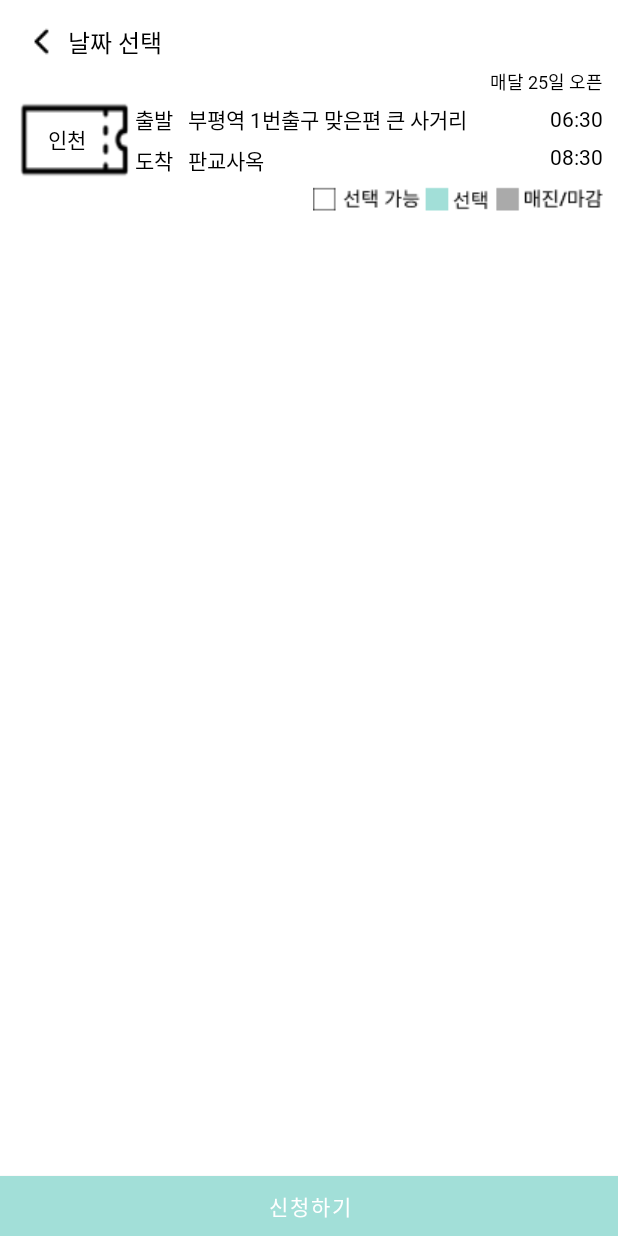
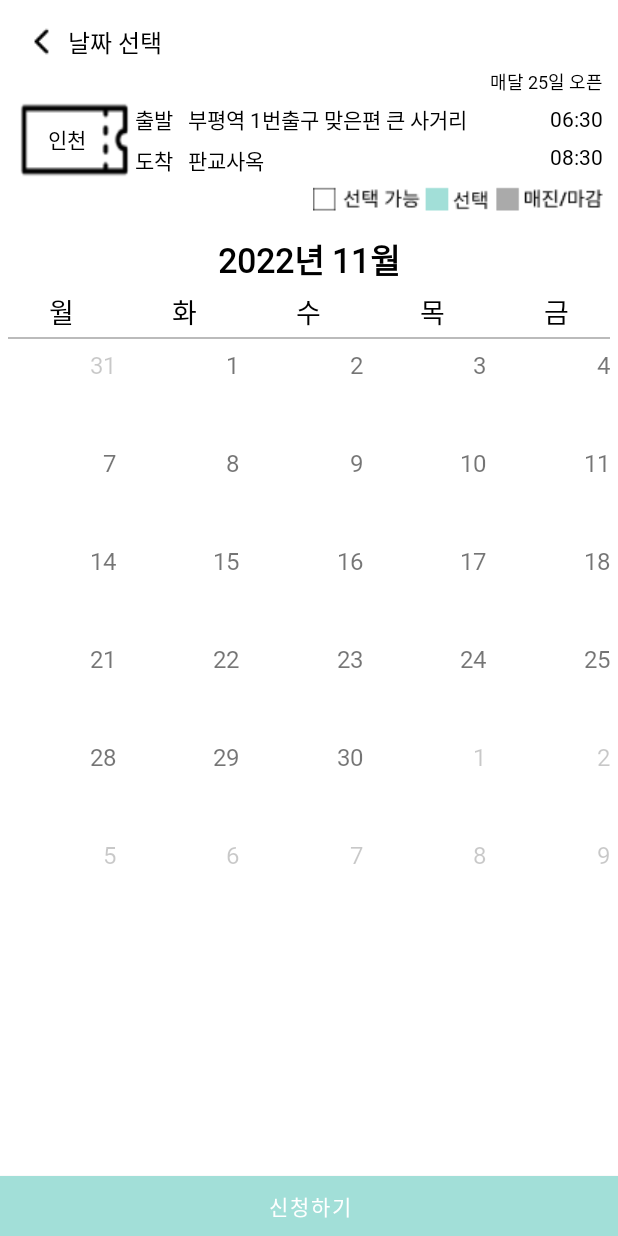
Before and after one commit to HalloKity/DIGICO_Bus, an Android app: the fragment CommuteCalendarChoiceFragment shown on its own in the app's theme, on a phone screen of 412 x 824 dp. Run offline under Robolectric (Android 15) with nearby library versions, the phone set to English and light mode, and no system bars.

Commit message:
[HJ] feat : 통근버스3 - 캘린더 페이지 생성

```diff
--- a/DigicoBus/app/build.gradle
+++ b/DigicoBus/app/build.gradle
@@ -1,6 +1,7 @@
 plugins {
     id 'com.android.application'
     id 'org.jetbrains.kotlin.android'
+    id 'kotlin-android-extensions'
 }
 
 android {
--- /dev/null
+++ b/DigicoBus/app/src/main/java/com/kt/digicobus/adapter/DayAdapter.kt
@@ -0,0 +1,46 @@
+package com.kt.digicobus.adapter
+
+import android.graphics.Color
+import android.view.LayoutInflater
+import android.view.View
+import android.view.ViewGroup
+import android.widget.Toast
+import androidx.core.view.isInvisible
+import androidx.core.view.isVisible
+import androidx.recyclerview.widget.RecyclerView
+import com.kt.digicobus.R
+import kotlinx.android.synthetic.main.list_item_day.view.*
+import java.util.*
+
+
+class DayAdapter(val tempMonth:Int, val dayList: MutableList<Date>): RecyclerView.Adapter<DayAdapter.DayView>() {
+    val ROW = 6
+
+    inner class DayView(val layout: View): RecyclerView.ViewHolder(layout)
+
+    override fun onCreateViewHolder(parent: ViewGroup, viewType: Int): DayView {
+        var view = LayoutInflater.from(parent.context).inflate(R.layout.list_item_day, parent, false)
+        return DayView(view)
+    }
+
+    override fun onBindViewHolder(holder: DayView, position: Int) {
+        holder.layout.item_day_layout.setOnClickListener {
+            Toast.makeText(holder.layout.context, "${dayList[position]}", Toast.LENGTH_SHORT).show()
+        }
+        holder.layout.item_day_text.text = dayList[position].date.toString()
+
+//        holder.layout.item_day_text.setTextColor(when(position % 7) {
+//            0 -> Color.RED
+//            6 -> Color.BLUE
+//            else -> Color.BLACK
+//        })
+
+        if(tempMonth != dayList[position].month) {
+            holder.layout.item_day_text.alpha = 0.4f
+        }
+    }
+
+    override fun getItemCount(): Int {
+        return ROW * 5
+    }
+}
--- /dev/null
+++ b/DigicoBus/app/src/main/java/com/kt/digicobus/adapter/MonthAdapter.kt
@@ -0,0 +1,66 @@
+package com.kt.digicobus.adapter
+
+import android.view.LayoutInflater
+import android.view.View
+import android.view.ViewGroup
+import androidx.recyclerview.widget.GridLayoutManager
+import androidx.recyclerview.widget.RecyclerView
+import com.kt.digicobus.R
+import kotlinx.android.synthetic.main.list_item_month.view.*
+import java.util.*
+
+class MonthAdapter: RecyclerView.Adapter<MonthAdapter.MonthView>() {
+    val center = Int.MAX_VALUE / 2
+    private var calendar = Calendar.getInstance()
+
+    inner class MonthView(val layout: View): RecyclerView.ViewHolder(layout)
+
+    override fun onCreateViewHolder(parent: ViewGroup, viewType: Int): MonthView {
+        val view = LayoutInflater.from(parent.context).inflate(R.layout.list_item_month, parent, false)
+        return MonthView(view)
+    }
+
+    override fun onBindViewHolder(holder: MonthView, position: Int) {
+        //현재 날짜로 초기화
+        calendar.time = Date()
+        //월의 1일로 이동
+        calendar.set(Calendar.DAY_OF_MONTH, 1)
+        //add로 월단위로 'position-center'만큼 이동
+        calendar.add(Calendar.MONTH, position - center)
+        holder.layout.item_month_text.text = "${calendar.get(Calendar.YEAR)}년 ${calendar.get(Calendar.MONTH) + 1}월"
+        //현재월 저장
+        val tempMonth = calendar.get(Calendar.MONTH)
+
+        var dayList: MutableList<Date> = MutableList(6*7){ Date() }
+
+        for(i in 0..5) {
+            for(k in 0..6) {
+                calendar.add(Calendar.DAY_OF_MONTH, (1-calendar.get(Calendar.DAY_OF_WEEK)) + k)
+                dayList[i * 7 + k] = calendar.time
+            }
+            calendar.add(Calendar.WEEK_OF_MONTH, 1)
+        }
+
+        var dayListNoWeek: MutableList<Date> = mutableListOf()
+        println("dayWithWeek : ${dayList.size}")
+        for(i in 0 until dayList.count()){
+            if(i%7 != 0 && i%7 != 6){
+                dayListNoWeek.add(dayList[i])
+            }
+        }
+        println("dayNoWeek : ${dayListNoWeek.size}")
+
+
+        val dayListManager = GridLayoutManager(holder.layout.context, 5)
+        val dayListAdapter = DayAdapter(tempMonth, dayListNoWeek)
+
+        holder.layout.item_month_day_list.apply {
+            layoutManager = dayListManager
+            adapter = dayListAdapter
+        }
+    }
+
+    override fun getItemCount(): Int {
+        return Int.MAX_VALUE
+    }
+}
--- a/DigicoBus/app/src/main/java/com/kt/digicobus/data/data.kt
+++ b/DigicoBus/app/src/main/java/com/kt/digicobus/data/data.kt
@@ -35,6 +35,6 @@ class data{
         var busStopList = mutableListOf<BusStopContent>()
 
         // login
-        val userList = mutableListOf(User("10150000", "1234"))
+        val userList = mutableListOf(User("10150000", "1234"),User("1","1"))
     }
 }
--- a/DigicoBus/app/src/main/java/com/kt/digicobus/fragment/commute/CommuteBusChoiceFragment.kt
+++ b/DigicoBus/app/src/main/java/com/kt/digicobus/fragment/commute/CommuteBusChoiceFragment.kt
@@ -51,6 +51,11 @@ class CommuteBusChoiceFragment : Fragment() {
             container?.findNavController()?.navigate(R.id.action_CommuteBusChoiceFragment_to_CommuteMainFragment)
         }
 
+        //날짜 확인하기
+        binding.btnReserve.setOnClickListener{
+            container?.findNavController()?.navigate(R.id.action_CommuteBusChoiceFragment_to_CommuteCalendarChoiceFragment)
+        }
+
         return binding.root
     }
 
--- a/DigicoBus/app/src/main/java/com/kt/digicobus/fragment/commute/CommuteCalendarChoiceFragment.kt
+++ b/DigicoBus/app/src/main/java/com/kt/digicobus/fragment/commute/CommuteCalendarChoiceFragment.kt
@@ -7,7 +7,10 @@ import android.view.LayoutInflater
 import android.view.View
 import android.view.ViewGroup
 import android.widget.ArrayAdapter
+import androidx.recyclerview.widget.LinearLayoutManager
+import androidx.recyclerview.widget.PagerSnapHelper
 import com.kt.digicobus.R
+import com.kt.digicobus.adapter.MonthAdapter
 import com.kt.digicobus.databinding.FragmentCommuteBinding
 import com.kt.digicobus.databinding.FragmentCommuteBusChoiceBinding
 import com.kt.digicobus.databinding.FragmentCommuteCalendarChoiceBinding
@@ -29,7 +32,27 @@ class CommuteCalendarChoiceFragment : Fragment() {
     ): View? {
         binding = FragmentCommuteCalendarChoiceBinding.inflate(layoutInflater)
 
+        //캘린더 뼈대
+        makeCalendar()
+
         return binding.root
     }
 
+    private fun makeCalendar() {
+        val monthListManager = LinearLayoutManager(ctx, LinearLayoutManager.HORIZONTAL, false)
+        val monthListAdapter = MonthAdapter()
+
+        binding.calendarCustom.apply {
+            layoutManager = monthListManager
+            adapter = monthListAdapter
+            // scrollToPosition은 리스트를 item의 위치를 지정한 곳에서 시작한다.
+            // 해당 위치에서 리스트를 시작하는 이유는 뒤 Adapter 부분에서 설명한다.
+            scrollToPosition(Int.MAX_VALUE/2)
+        }
+        // PagerSnapHelper()를 설정함으로써 한 항목씩 스크롤이 되도록 만들 수 있다.
+        val snap = PagerSnapHelper()
+        snap.attachToRecyclerView(binding.calendarCustom)
+    }
+
+
 }
--- /dev/null
+++ b/DigicoBus/app/src/main/res/layout/list_item_day.xml
@@ -0,0 +1,18 @@
+<?xml version="1.0" encoding="utf-8"?>
+<LinearLayout
+    xmlns:android="http://schemas.android.com/apk/res/android"
+    android:id="@+id/item_day_layout"
+    android:layout_width="match_parent"
+    android:gravity="right"
+    android:layout_height="60dp"
+    android:layout_marginTop="5dp"
+    android:layout_marginRight="5dp">
+
+    <TextView
+        android:id="@+id/item_day_text"
+        android:layout_width="wrap_content"
+        android:layout_height="wrap_content"
+        android:textSize="16sp"
+        android:text="9"/>
+
+</LinearLayout>
--- /dev/null
+++ b/DigicoBus/app/src/main/res/layout/list_item_month.xml
@@ -0,0 +1,91 @@
+<?xml version="1.0" encoding="utf-8"?>
+<LinearLayout xmlns:android="http://schemas.android.com/apk/res/android"
+    android:layout_width="match_parent"
+    android:layout_height="wrap_content"
+    android:orientation="vertical">
+
+    <TextView
+        android:id="@+id/item_month_text"
+        android:layout_width="match_parent"
+        android:layout_height="wrap_content"
+        android:padding="5dp"
+        android:gravity="center"
+        android:text="2022년 6월"
+        android:textSize="22sp"
+        android:textColor="@color/black"
+        android:textStyle="bold" />
+
+    <LinearLayout
+        android:layout_width="match_parent"
+        android:layout_height="wrap_content">
+<!--        <TextView-->
+<!--            android:layout_width="wrap_content"-->
+<!--            android:layout_height="wrap_content"-->
+<!--            android:layout_weight="1"-->
+<!--            android:text="일"-->
+<!--            android:textColor="#ff0000"-->
+<!--            android:gravity="center"-->
+<!--            android:textSize="18sp"/>-->
+        <TextView
+            android:layout_width="wrap_content"
+            android:layout_height="wrap_content"
+            android:layout_weight="1"
+            android:text="월"
+            android:textColor="@color/black"
+            android:gravity="center"
+            android:textSize="18sp"/>
+        <TextView
+            android:layout_width="wrap_content"
+            android:layout_height="wrap_content"
+            android:layout_weight="1"
+            android:text="화"
+            android:textColor="@color/black"
+            android:gravity="center"
+            android:textSize="18sp"/>
+        <TextView
+            android:layout_width="wrap_content"
+            android:layout_height="wrap_content"
+            android:layout_weight="1"
+            android:text="수"
+            android:textColor="@color/black"
+            android:gravity="center"
+            android:textSize="18sp"/>
+        <TextView
+            android:layout_width="wrap_content"
+            android:layout_height="wrap_content"
+            android:layout_weight="1"
+            android:text="목"
+            android:textColor="@color/black"
+            android:gravity="center"
+            android:textSize="18sp"/>
+        <TextView
+            android:layout_width="wrap_content"
+            android:layout_height="wrap_content"
+            android:layout_weight="1"
+            android:text="금"
+            android:textColor="@color/black"
+            android:gravity="center"
+            android:textSize="18sp"/>
+<!--        <TextView-->
+<!--            android:layout_width="wrap_content"-->
+<!--            android:layout_height="wrap_content"-->
+<!--            android:layout_weight="1"-->
+<!--            android:text="토"-->
+<!--            android:textColor="#0000ff"-->
+<!--            android:gravity="center"-->
+<!--            android:textSize="18sp"/>-->
+    </LinearLayout>
+
+    <View
+        android:layout_width="match_parent"
+        android:layout_height="1dp"
+        android:layout_marginHorizontal="5dp"
+        android:layout_marginVertical="3dp"
+        android:background="#bbb"/>
+
+    <androidx.recyclerview.widget.RecyclerView
+        android:id="@+id/item_month_day_list"
+        android:layout_width="match_parent"
+        android:layout_height="wrap_content"/>
+
+</LinearLayout>
```
